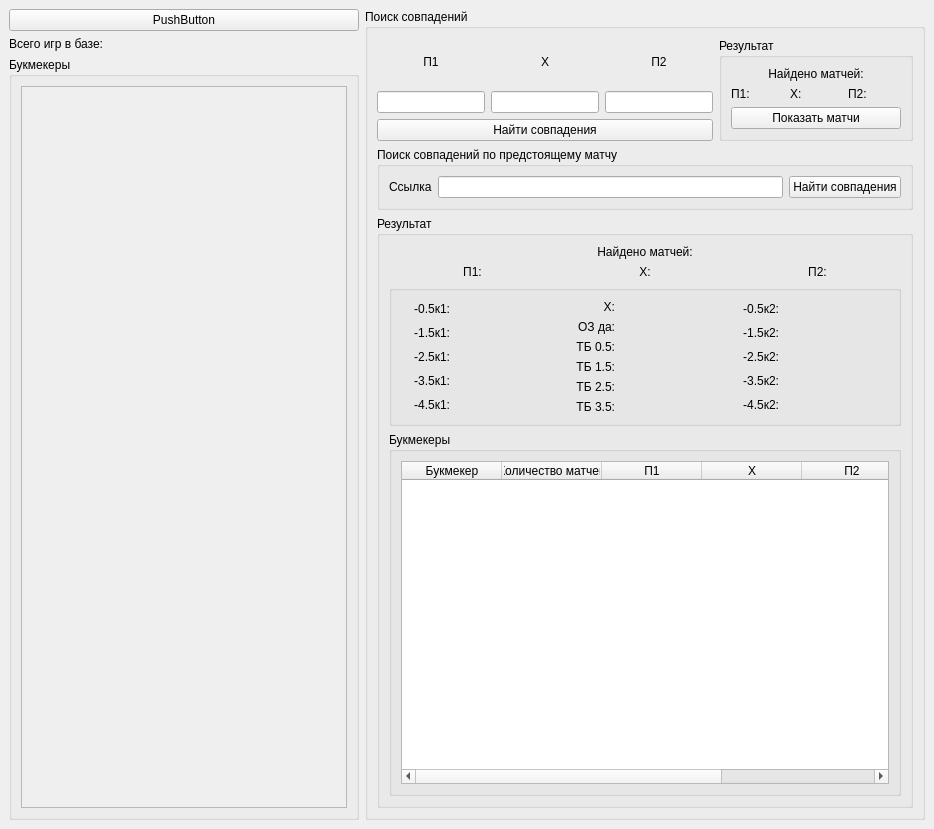
Before: the Qt Designer form mainwindow_v2.ui in isys35/odds_bk2, drawn with Qt 5.
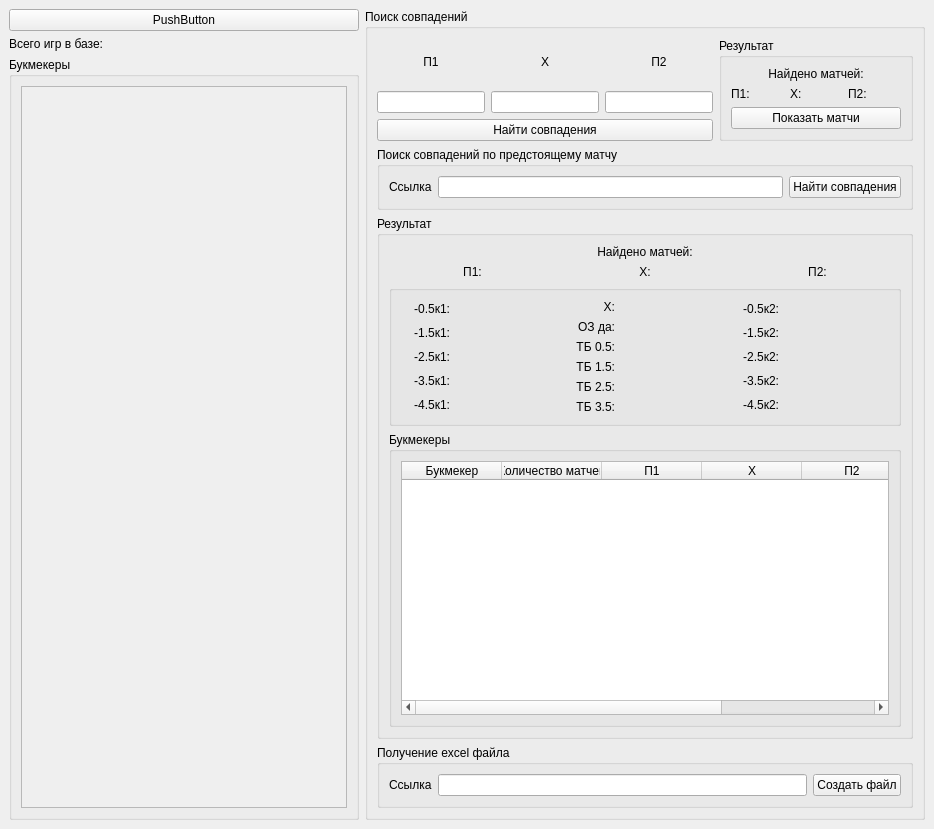
After: the same form once the commit is applied.

```diff
--- a/mainwindow_v2.ui
+++ b/mainwindow_v2.ui
@@ -914,6 +914,36 @@
                </layout>
               </widget>
              </item>
+             <item>
+              <widget class="QGroupBox" name="groupBox_8">
+               <property name="title">
+                <string>Получение excel файла</string>
+               </property>
+               <layout class="QVBoxLayout" name="verticalLayout_24">
+                <item>
+                 <layout class="QHBoxLayout" name="horizontalLayout_12">
+                  <item>
+                   <widget class="QLabel" name="label">
+                    <property name="text">
+                     <string>Ссылка</string>
+                    </property>
+                   </widget>
+                  </item>
+                  <item>
+                   <widget class="QLineEdit" name="lineEdit_5"/>
+                  </item>
+                  <item>
+                   <widget class="QPushButton" name="pushButton_2">
+                    <property name="text">
+                     <string>Создать файл</string>
+                    </property>
+                   </widget>
+                  </item>
+                 </layout>
+                </item>
+               </layout>
+              </widget>
+             </item>
             </layout>
            </item>
           </layout>
```
